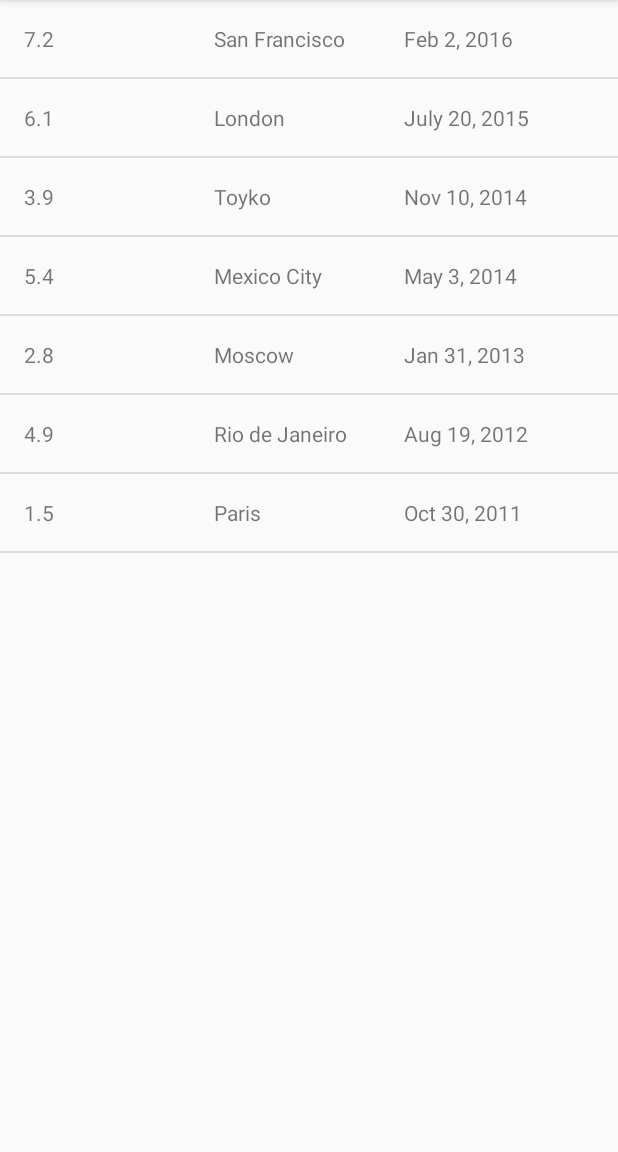
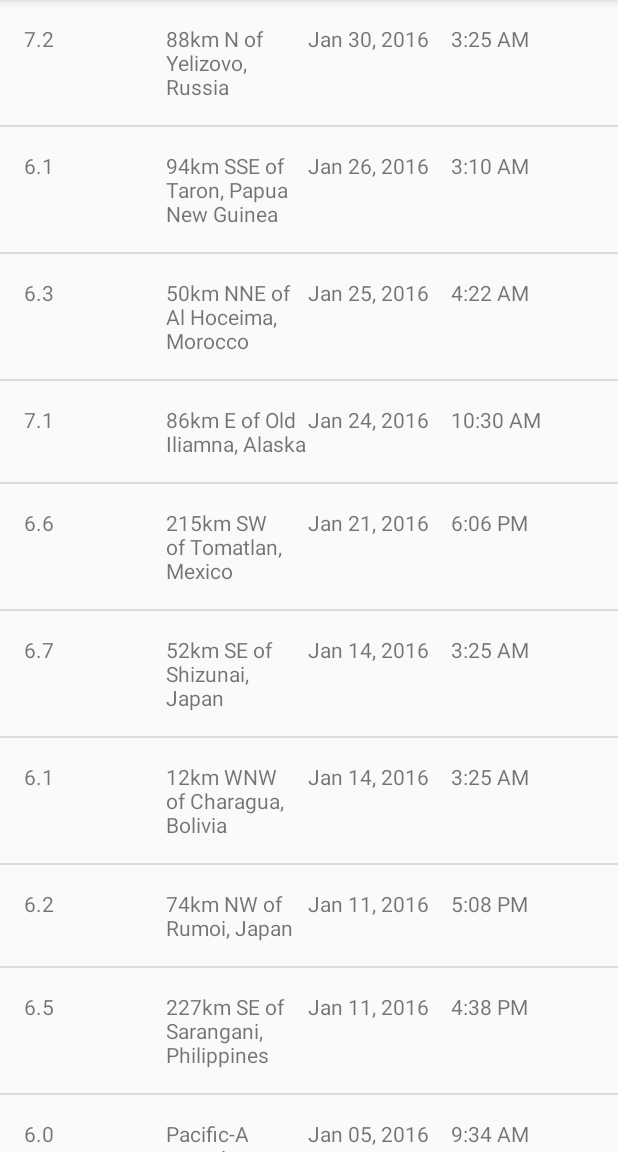
Before and after one commit to buchheimt/QuakeReport, an Android app: the screen it shows after launch (EarthquakeActivity), on a phone screen of 412 x 824 dp, the part 84-1236 px from its top. Run offline under Robolectric (Android 15) with nearby library versions, the phone set to English and light mode, and no system bars.

Commit message:
Incorporate stubbed JSON data for items

```diff
--- a/app/src/main/java/com/example/android/quakereport/Quake.java
+++ b/app/src/main/java/com/example/android/quakereport/Earthquake.java
@@ -4,16 +4,16 @@ package com.example.android.quakereport;
  * Created by buchh on 10/21/2017.
  */
 
-public class Quake {
+public class Earthquake {
 
     private double mMagnitude;
     private String mLocation;
-    private String mDate;
+    private long mTimeInMilliseconds;
 
-    public Quake(double mag, String location, String date) {
+    public Earthquake(double mag, String location, long timeInMilliseconds) {
         mMagnitude = mag;
         mLocation = location;
-        mDate = date;
+        mTimeInMilliseconds = timeInMilliseconds;
     }
 
     public double getMagnitude() {
@@ -24,7 +24,7 @@ public class Quake {
         return mLocation;
     }
 
-    public String getDate() {
-        return mDate;
+    public long getTimeInMilliseconds() {
+        return mTimeInMilliseconds;
     }
 }
--- a/app/src/main/java/com/example/android/quakereport/EarthquakeActivity.java
+++ b/app/src/main/java/com/example/android/quakereport/EarthquakeActivity.java
@@ -33,14 +33,7 @@ public class EarthquakeActivity extends AppCompatActivity {
         setContentView(R.layout.earthquake_activity);
 
         // Create a fake list of earthquake locations.
-        ArrayList<Quake> earthquakes = new ArrayList<>();
-        earthquakes.add(new Quake(7.2, "San Francisco", "Feb 2, 2016"));
-        earthquakes.add(new Quake(6.1, "London", "July 20, 2015"));
-        earthquakes.add(new Quake(3.9, "Toyko", "Nov 10, 2014"));
-        earthquakes.add(new Quake(5.4, "Mexico City", "May 3, 2014"));
-        earthquakes.add(new Quake(2.8, "Moscow", "Jan 31, 2013"));
-        earthquakes.add(new Quake(4.9, "Rio de Janeiro", "Aug 19, 2012"));
-        earthquakes.add(new Quake(1.5, "Paris", "Oct 30, 2011"));
+        ArrayList<Earthquake> earthquakes = QueryUtils.extractEarthquakes();
 
         // Find a reference to the {@link ListView} in the layout
         ListView earthquakeListView = (ListView) findViewById(R.id.list);
--- a/app/src/main/java/com/example/android/quakereport/QuakeAdapter.java
+++ b/app/src/main/java/com/example/android/quakereport/QuakeAdapter.java
@@ -11,14 +11,16 @@ import android.widget.TextView;
 
 import java.util.ArrayList;
 import java.util.Locale;
+import java.text.SimpleDateFormat;
+import java.util.Date;
 
 /**
  * Created by buchh on 10/22/2017.
  */
 
-public class QuakeAdapter extends ArrayAdapter<Quake> {
+public class QuakeAdapter extends ArrayAdapter<Earthquake> {
 
-    public QuakeAdapter(Activity context, ArrayList<Quake> quakes) {
+    public QuakeAdapter(Activity context, ArrayList<Earthquake> quakes) {
         super(context, 0, quakes);
     }
 
@@ -30,7 +32,7 @@ public class QuakeAdapter extends ArrayAdapter<Quake> {
             listItemView = LayoutInflater.from(getContext()).inflate(R.layout.list_item,
                     parent, false);
         }
-        Quake currentQuake = getItem(position);
+        Earthquake currentQuake = getItem(position);
 
         TextView magnitudeView = (TextView) listItemView.findViewById(R.id.magnitude);
         magnitudeView.setText(String.format(Locale.US, "%.1f", currentQuake.getMagnitude()));
@@ -38,10 +40,24 @@ public class QuakeAdapter extends ArrayAdapter<Quake> {
         TextView locationView = (TextView) listItemView.findViewById(R.id.location);
         locationView.setText(currentQuake.getLocation());
 
+        Date dateObject = new Date(currentQuake.getTimeInMilliseconds());
+
         TextView dateView = (TextView) listItemView.findViewById(R.id.date);
-        dateView.setText(currentQuake.getDate());
+        dateView.setText(formatDate(dateObject));
 
+        TextView timeView = (TextView) listItemView.findViewById(R.id.time);
+        timeView.setText(formatTime(dateObject));
 
         return listItemView;
     }
+
+    public String formatDate(Date dateObject) {
+        SimpleDateFormat format = new SimpleDateFormat("MMM dd, yyyy");
+        return format.format(dateObject);
+    }
+
+    public String formatTime(Date dateObject) {
+        SimpleDateFormat format = new SimpleDateFormat("h:mm a");
+        return format.format(dateObject);
+    }
 }
--- /dev/null
+++ b/app/src/main/java/com/example/android/quakereport/QueryUtils.java
@@ -0,0 +1,74 @@
+package com.example.android.quakereport;
+
+import android.util.Log;
+
+import org.json.JSONArray;
+import org.json.JSONException;
+import org.json.JSONObject;
+
+import java.util.ArrayList;
+
+
+/**
+ * Helper methods related to requesting and receiving earthquake data from USGS.
+ */
+public final class QueryUtils {
+
+    /** Sample JSON response for a USGS query */
+    private static final String SAMPLE_JSON_RESPONSE = "{\"type\":\"FeatureCollection\",\"metadata\":{\"generated\":1462295443000,\"url\":\"http://earthquake.usgs.gov/fdsnws/event/1/query?format=geojson&starttime=2016-01-01&endtime=2016-01-31&minmag=6&limit=10\",\"title\":\"USGS Earthquakes\",\"status\":200,\"api\":\"1.5.2\",\"limit\":10,\"offset\":1,\"count\":10},\"features\":[{\"type\":\"Feature\",\"properties\":{\"mag\":7.2,\"place\":\"88km N of Yelizovo, Russia\",\"time\":1454124312220,\"updated\":1460674294040,\"tz\":720,\"url\":\"http://earthquake.usgs.gov/earthquakes/eventpage/us20004vvx\",\"detail\":\"http://earthquake.usgs.gov/fdsnws/event/1/query?eventid=us20004vvx&format=geojson\",\"felt\":2,\"cdi\":3.4,\"mmi\":5.82,\"alert\":\"green\",\"status\":\"reviewed\",\"tsunami\":1,\"sig\":798,\"net\":\"us\",\"code\":\"20004vvx\",\"ids\":\",at00o1qxho,pt16030050,us20004vvx,gcmt20160130032510,\",\"sources\":\",at,pt,us,gcmt,\",\"types\":\",cap,dyfi,finite-fault,general-link,general-text,geoserve,impact-link,impact-text,losspager,moment-tensor,nearby-cities,origin,phase-data,shakemap,tectonic-summary,\",\"nst\":null,\"dmin\":0.958,\"rms\":1.19,\"gap\":17,\"magType\":\"mww\",\"type\":\"earthquake\",\"title\":\"M 7.2 - 88km N of Yelizovo, Russia\"},\"geometry\":{\"type\":\"Point\",\"coordinates\":[158.5463,53.9776,177]},\"id\":\"us20004vvx\"},\n" +
+            "{\"type\":\"Feature\",\"properties\":{\"mag\":6.1,\"place\":\"94km SSE of Taron, Papua New Guinea\",\"time\":1453777820750,\"updated\":1460156775040,\"tz\":600,\"url\":\"http://earthquake.usgs.gov/earthquakes/eventpage/us20004uks\",\"detail\":\"http://earthquake.usgs.gov/fdsnws/event/1/query?eventid=us20004uks&format=geojson\",\"felt\":null,\"cdi\":null,\"mmi\":4.1,\"alert\":\"green\",\"status\":\"reviewed\",\"tsunami\":1,\"sig\":572,\"net\":\"us\",\"code\":\"20004uks\",\"ids\":\",us20004uks,gcmt20160126031023,\",\"sources\":\",us,gcmt,\",\"types\":\",cap,geoserve,losspager,moment-tensor,nearby-cities,origin,phase-data,shakemap,tectonic-summary,\",\"nst\":null,\"dmin\":1.537,\"rms\":0.74,\"gap\":25,\"magType\":\"mww\",\"type\":\"earthquake\",\"title\":\"M 6.1 - 94km SSE of Taron, Papua New Guinea\"},\"geometry\":{\"type\":\"Point\",\"coordinates\":[153.2454,-5.2952,26]},\"id\":\"us20004uks\"},\n" +
+            "{\"type\":\"Feature\",\"properties\":{\"mag\":6.3,\"place\":\"50km NNE of Al Hoceima, Morocco\",\"time\":1453695722730,\"updated\":1460156773040,\"tz\":0,\"url\":\"http://earthquake.usgs.gov/earthquakes/eventpage/us10004gy9\",\"detail\":\"http://earthquake.usgs.gov/fdsnws/event/1/query?eventid=us10004gy9&format=geojson\",\"felt\":117,\"cdi\":7.2,\"mmi\":5.28,\"alert\":\"green\",\"status\":\"reviewed\",\"tsunami\":0,\"sig\":695,\"net\":\"us\",\"code\":\"10004gy9\",\"ids\":\",us10004gy9,gcmt20160125042203,\",\"sources\":\",us,gcmt,\",\"types\":\",cap,dyfi,geoserve,impact-text,losspager,moment-tensor,nearby-cities,origin,phase-data,shakemap,tectonic-summary,\",\"nst\":null,\"dmin\":2.201,\"rms\":0.92,\"gap\":20,\"magType\":\"mww\",\"type\":\"earthquake\",\"title\":\"M 6.3 - 50km NNE of Al Hoceima, Morocco\"},\"geometry\":{\"type\":\"Point\",\"coordinates\":[-3.6818,35.6493,12]},\"id\":\"us10004gy9\"},\n" +
+            "{\"type\":\"Feature\",\"properties\":{\"mag\":7.1,\"place\":\"86km E of Old Iliamna, Alaska\",\"time\":1453631430230,\"updated\":1460156770040,\"tz\":-540,\"url\":\"http://earthquake.usgs.gov/earthquakes/eventpage/us10004gqp\",\"detail\":\"http://earthquake.usgs.gov/fdsnws/event/1/query?eventid=us10004gqp&format=geojson\",\"felt\":1816,\"cdi\":7.2,\"mmi\":6.6,\"alert\":\"green\",\"status\":\"reviewed\",\"tsunami\":1,\"sig\":1496,\"net\":\"us\",\"code\":\"10004gqp\",\"ids\":\",at00o1gd6r,us10004gqp,ak12496371,gcmt20160124103030,\",\"sources\":\",at,us,ak,gcmt,\",\"types\":\",cap,dyfi,finite-fault,general-link,general-text,geoserve,impact-link,impact-text,losspager,moment-tensor,nearby-cities,origin,phase-data,shakemap,tectonic-summary,trump-origin,\",\"nst\":null,\"dmin\":0.72,\"rms\":2.11,\"gap\":19,\"magType\":\"mww\",\"type\":\"earthquake\",\"title\":\"M 7.1 - 86km E of Old Iliamna, Alaska\"},\"geometry\":{\"type\":\"Point\",\"coordinates\":[-153.4051,59.6363,129]},\"id\":\"us10004gqp\"},\n" +
+            "{\"type\":\"Feature\",\"properties\":{\"mag\":6.6,\"place\":\"215km SW of Tomatlan, Mexico\",\"time\":1453399617650,\"updated\":1459963829040,\"tz\":-420,\"url\":\"http://earthquake.usgs.gov/earthquakes/eventpage/us10004g4l\",\"detail\":\"http://earthquake.usgs.gov/fdsnws/event/1/query?eventid=us10004g4l&format=geojson\",\"felt\":11,\"cdi\":2.7,\"mmi\":3.92,\"alert\":\"green\",\"status\":\"reviewed\",\"tsunami\":1,\"sig\":673,\"net\":\"us\",\"code\":\"10004g4l\",\"ids\":\",at00o1bebo,pt16021050,us10004g4l,gcmt20160121180659,\",\"sources\":\",at,pt,us,gcmt,\",\"types\":\",cap,dyfi,geoserve,impact-link,impact-text,losspager,moment-tensor,nearby-cities,origin,phase-data,shakemap,tectonic-summary,\",\"nst\":null,\"dmin\":2.413,\"rms\":0.98,\"gap\":74,\"magType\":\"mww\",\"type\":\"earthquake\",\"title\":\"M 6.6 - 215km SW of Tomatlan, Mexico\"},\"geometry\":{\"type\":\"Point\",\"coordinates\":[-106.9337,18.8239,10]},\"id\":\"us10004g4l\"},\n" +
+            "{\"type\":\"Feature\",\"properties\":{\"mag\":6.7,\"place\":\"52km SE of Shizunai, Japan\",\"time\":1452741933640,\"updated\":1459304879040,\"tz\":540,\"url\":\"http://earthquake.usgs.gov/earthquakes/eventpage/us10004ebx\",\"detail\":\"http://earthquake.usgs.gov/fdsnws/event/1/query?eventid=us10004ebx&format=geojson\",\"felt\":51,\"cdi\":5.8,\"mmi\":6.45,\"alert\":\"green\",\"status\":\"reviewed\",\"tsunami\":1,\"sig\":720,\"net\":\"us\",\"code\":\"10004ebx\",\"ids\":\",us10004ebx,pt16014050,at00o0xauk,gcmt20160114032534,\",\"sources\":\",us,pt,at,gcmt,\",\"types\":\",associate,cap,dyfi,geoserve,impact-link,impact-text,losspager,moment-tensor,nearby-cities,origin,phase-data,shakemap,\",\"nst\":null,\"dmin\":0.281,\"rms\":0.98,\"gap\":22,\"magType\":\"mww\",\"type\":\"earthquake\",\"title\":\"M 6.7 - 52km SE of Shizunai, Japan\"},\"geometry\":{\"type\":\"Point\",\"coordinates\":[142.781,41.9723,46]},\"id\":\"us10004ebx\"},\n" +
+            "{\"type\":\"Feature\",\"properties\":{\"mag\":6.1,\"place\":\"12km WNW of Charagua, Bolivia\",\"time\":1452741928270,\"updated\":1459304879040,\"tz\":-240,\"url\":\"http://earthquake.usgs.gov/earthquakes/eventpage/us10004ebw\",\"detail\":\"http://earthquake.usgs.gov/fdsnws/event/1/query?eventid=us10004ebw&format=geojson\",\"felt\":3,\"cdi\":2.2,\"mmi\":2.21,\"alert\":\"green\",\"status\":\"reviewed\",\"tsunami\":0,\"sig\":573,\"net\":\"us\",\"code\":\"10004ebw\",\"ids\":\",us10004ebw,gcmt20160114032528,\",\"sources\":\",us,gcmt,\",\"types\":\",cap,dyfi,geoserve,impact-text,losspager,moment-tensor,nearby-cities,origin,phase-data,shakemap,tectonic-summary,\",\"nst\":null,\"dmin\":5.492,\"rms\":1.04,\"gap\":16,\"magType\":\"mww\",\"type\":\"earthquake\",\"title\":\"M 6.1 - 12km WNW of Charagua, Bolivia\"},\"geometry\":{\"type\":\"Point\",\"coordinates\":[-63.3288,-19.7597,582.56]},\"id\":\"us10004ebw\"},\n" +
+            "{\"type\":\"Feature\",\"properties\":{\"mag\":6.2,\"place\":\"74km NW of Rumoi, Japan\",\"time\":1452532083920,\"updated\":1459304875040,\"tz\":540,\"url\":\"http://earthquake.usgs.gov/earthquakes/eventpage/us10004djn\",\"detail\":\"http://earthquake.usgs.gov/fdsnws/event/1/query?eventid=us10004djn&format=geojson\",\"felt\":8,\"cdi\":3.4,\"mmi\":3.74,\"alert\":\"green\",\"status\":\"reviewed\",\"tsunami\":0,\"sig\":594,\"net\":\"us\",\"code\":\"10004djn\",\"ids\":\",us10004djn,gcmt20160111170803,\",\"sources\":\",us,gcmt,\",\"types\":\",cap,dyfi,geoserve,impact-text,losspager,moment-tensor,nearby-cities,origin,phase-data,shakemap,tectonic-summary,\",\"nst\":null,\"dmin\":1.139,\"rms\":0.96,\"gap\":33,\"magType\":\"mww\",\"type\":\"earthquake\",\"title\":\"M 6.2 - 74km NW of Rumoi, Japan\"},\"geometry\":{\"type\":\"Point\",\"coordinates\":[141.0867,44.4761,238.81]},\"id\":\"us10004djn\"},\n" +
+            "{\"type\":\"Feature\",\"properties\":{\"mag\":6.5,\"place\":\"227km SE of Sarangani, Philippines\",\"time\":1452530285900,\"updated\":1459304874040,\"tz\":480,\"url\":\"http://earthquake.usgs.gov/earthquakes/eventpage/us10004dj5\",\"detail\":\"http://earthquake.usgs.gov/fdsnws/event/1/query?eventid=us10004dj5&format=geojson\",\"felt\":1,\"cdi\":2.7,\"mmi\":7.5,\"alert\":\"green\",\"status\":\"reviewed\",\"tsunami\":1,\"sig\":650,\"net\":\"us\",\"code\":\"10004dj5\",\"ids\":\",at00o0srjp,pt16011050,us10004dj5,gcmt20160111163807,\",\"sources\":\",at,pt,us,gcmt,\",\"types\":\",cap,dyfi,geoserve,impact-link,impact-text,losspager,moment-tensor,nearby-cities,origin,phase-data,shakemap,tectonic-summary,\",\"nst\":null,\"dmin\":3.144,\"rms\":0.72,\"gap\":22,\"magType\":\"mww\",\"type\":\"earthquake\",\"title\":\"M 6.5 - 227km SE of Sarangani, Philippines\"},\"geometry\":{\"type\":\"Point\",\"coordinates\":[126.8621,3.8965,13]},\"id\":\"us10004dj5\"},\n" +
+            "{\"type\":\"Feature\",\"properties\":{\"mag\":6,\"place\":\"Pacific-Antarctic Ridge\",\"time\":1451986454620,\"updated\":1459202978040,\"tz\":-540,\"url\":\"http://earthquake.usgs.gov/earthquakes/eventpage/us10004bgk\",\"detail\":\"http://earthquake.usgs.gov/fdsnws/event/1/query?eventid=us10004bgk&format=geojson\",\"felt\":0,\"cdi\":1,\"mmi\":0,\"alert\":\"green\",\"status\":\"reviewed\",\"tsunami\":0,\"sig\":554,\"net\":\"us\",\"code\":\"10004bgk\",\"ids\":\",us10004bgk,gcmt20160105093415,\",\"sources\":\",us,gcmt,\",\"types\":\",cap,dyfi,geoserve,losspager,moment-tensor,nearby-cities,origin,phase-data,shakemap,\",\"nst\":null,\"dmin\":30.75,\"rms\":0.67,\"gap\":71,\"magType\":\"mww\",\"type\":\"earthquake\",\"title\":\"M 6.0 - Pacific-Antarctic Ridge\"},\"geometry\":{\"type\":\"Point\",\"coordinates\":[-136.2603,-54.2906,10]},\"id\":\"us10004bgk\"}],\"bbox\":[-153.4051,-54.2906,10,158.5463,59.6363,582.56]}";
+
+    /**
+     * Create a private constructor because no one should ever create a {@link QueryUtils} object.
+     * This class is only meant to hold static variables and methods, which can be accessed
+     * directly from the class name QueryUtils (and an object instance of QueryUtils is not needed).
+     */
+    private QueryUtils() {
+    }
+
+    /**
+     * Return a list of {@link Earthquake} objects that has been built up from
+     * parsing a JSON response.
+     */
+    public static ArrayList<Earthquake> extractEarthquakes() {
+
+        // Create an empty ArrayList that we can start adding earthquakes to
+        ArrayList<Earthquake> earthquakes = new ArrayList<>();
+
+        // Try to parse the SAMPLE_JSON_RESPONSE. If there's a problem with the way the JSON
+        // is formatted, a JSONException exception object will be thrown.
+        // Catch the exception so the app doesn't crash, and print the error message to the logs.
+        try {
+
+            JSONObject root = new JSONObject(SAMPLE_JSON_RESPONSE);
+            JSONArray features = root.getJSONArray("features");
+            for (int i = 0; i < features.length(); i++) {
+                JSONObject feature = features.getJSONObject(i);
+                JSONObject properties = feature.getJSONObject("properties");
+                double mag = properties.getDouble("mag");
+                String location = properties.getString("place");
+                long time = properties.getLong("time");
+
+                earthquakes.add(new Earthquake(mag, location, time));
+            }
+
+        } catch (JSONException e) {
+            // If an error is thrown when executing any of the above statements in the "try" block,
+            // catch the exception here, so the app doesn't crash. Print a log message
+            // with the message from the exception.
+            Log.e("QueryUtils", "Problem parsing the earthquake JSON results", e);
+        }
+
+        // Return the list of earthquakes
+        return earthquakes;
+    }
+
+}
--- a/app/src/main/res/layout/list_item.xml
+++ b/app/src/main/res/layout/list_item.xml
@@ -24,4 +24,10 @@
         android:layout_width="0dp"
         android:layout_height="wrap_content" />
 
+    <TextView
+        android:id="@+id/time"
+        android:layout_weight="1"
+        android:layout_width="0dp"
+        android:layout_height="wrap_content" />
+
 </LinearLayout>
```
